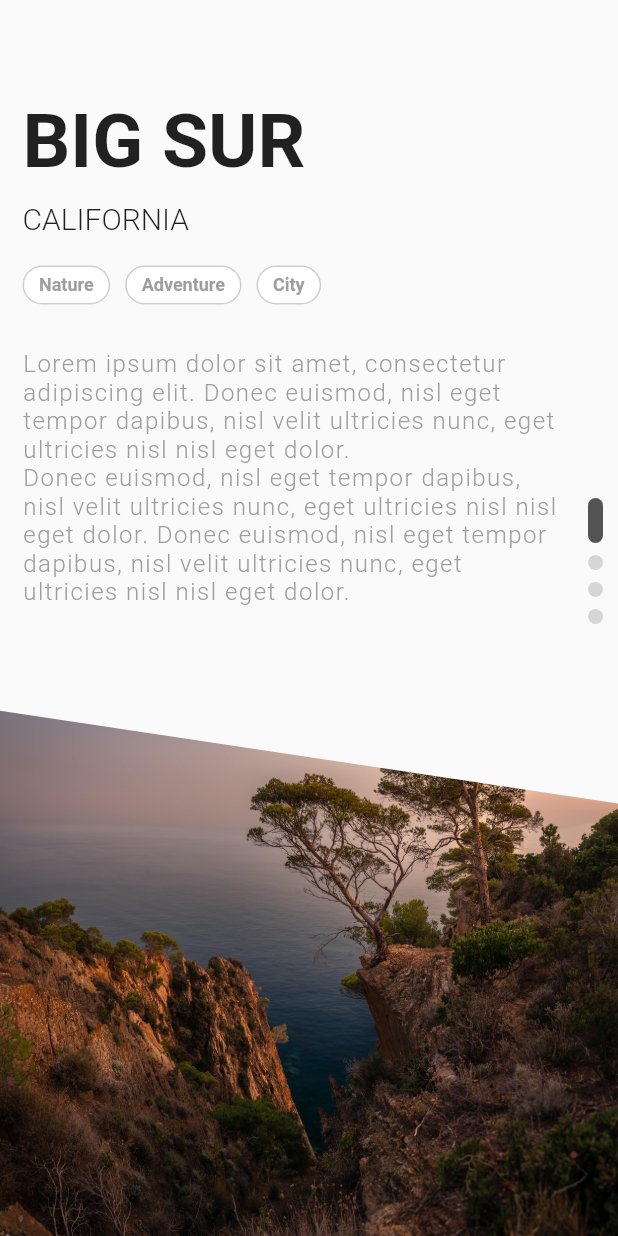
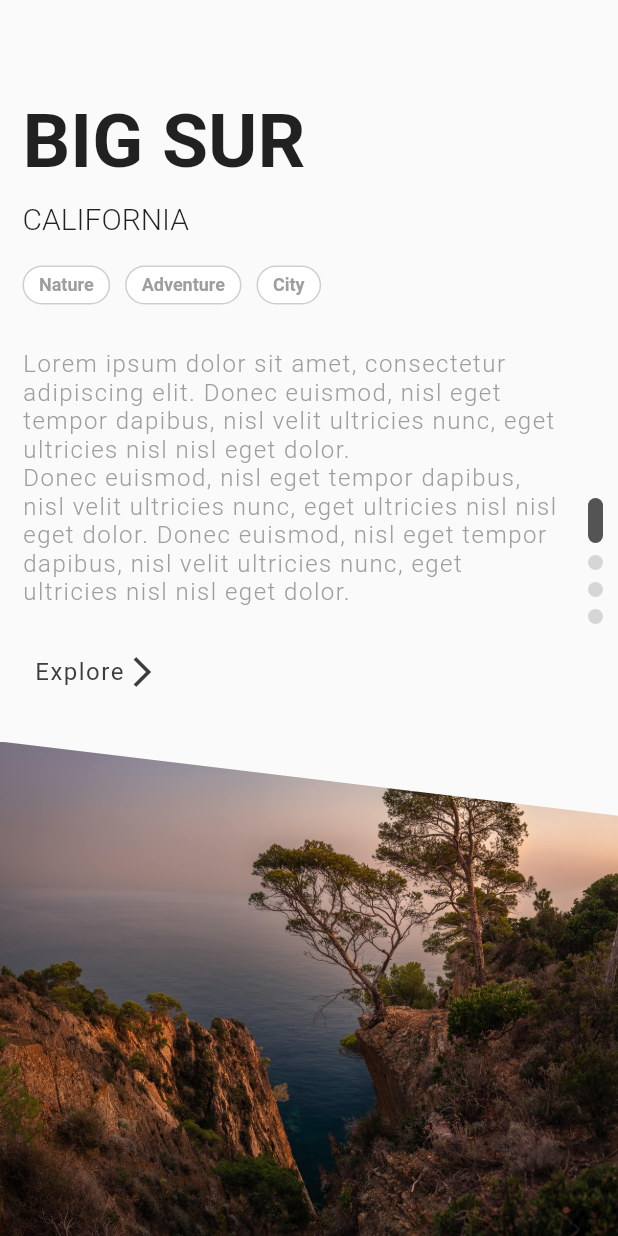
Before and after one commit to MarkGawlyk/flutter_showcase, a Flutter app: the screen it shows after launch, on a phone screen of 412 x 824 dp. Run offline on Flutter 3.47's test engine with Material 2 defaults, Android fonts, the phone set to English and light mode, and no system bars; drawn by our look-alikes of smooth_page_indicator; our stand-ins replace animate_do.

Commit message:
Animated Slideshow Complete

```diff
--- a/animated_slideshow/lib/destination.dart
+++ b/animated_slideshow/lib/destination.dart
@@ -24,12 +24,14 @@ class Destination extends StatelessWidget {
           ? Column(
               children: [
                 Expanded(
+                  flex: 3,
                   child: Content(
                     title: title,
                     body: body,
                   ),
                 ),
                 Expanded(
+                  flex: 2,
                   child: ImageClipper(
                     imageLoc: imageLoc,
                     bottom: bottom,
@@ -40,12 +42,14 @@ class Destination extends StatelessWidget {
           : Column(
               children: [
                 Expanded(
+                  flex: 2,
                   child: ImageClipper(
                     imageLoc: imageLoc,
                     bottom: bottom,
                   ),
                 ),
                 Expanded(
+                  flex: 3,
                   child: Content(
                     title: title,
                     body: body,
@@ -129,6 +133,35 @@ class Content extends StatelessWidget {
               ),
             ),
           ),
+          const SizedBox(
+            height: 20,
+          ),
+          FadeInRight(
+            delay: const Duration(milliseconds: 2500),
+            from: 20,
+            child: Padding(
+                padding: const EdgeInsets.only(right: 25),
+                child: TextButton(
+                    onPressed: () {},
+                    child: Row(
+                      mainAxisSize: MainAxisSize.min,
+                      children: const [
+                        Text(
+                          'Explore',
+                          style: TextStyle(
+                            fontSize: 16,
+                            fontWeight: FontWeight.w400,
+                            color: Color.fromARGB(255, 61, 61, 61),
+                            letterSpacing: 1,
+                          ),
+                        ),
+                        Icon(
+                          Icons.arrow_forward_ios,
+                          color: Color.fromARGB(255, 61, 61, 61),
+                        ),
+                      ],
+                    ))),
+          ),
         ],
       ),
     );
--- a/animated_slideshow/lib/image_clipper.dart
+++ b/animated_slideshow/lib/image_clipper.dart
@@ -35,8 +35,8 @@ class TopClipper extends CustomClipper<Path> {
   Path getClip(Size size) {
     final path = Path();
     path.moveTo(size.width, 0.0);
-    path.lineTo(size.width, size.height * 0.7);
-    path.lineTo(0.0, size.height * 0.85);
+    path.lineTo(size.width, size.height * 0.85);
+    path.lineTo(0.0, size.height * 1);
     path.lineTo(0.0, 0.0);
 
     path.close();
@@ -52,8 +52,8 @@ class BottomClipper extends CustomClipper<Path> {
   Path getClip(Size size) {
     final path = Path();
     path.moveTo(size.width, size.height);
-    path.lineTo(size.width, size.height * 0.3);
-    path.lineTo(0.0, size.height * 0.15);
+    path.lineTo(size.width, size.height * 0.15);
+    path.lineTo(0.0, 0);
     path.lineTo(0.0, size.height);
 
     path.close();
```
